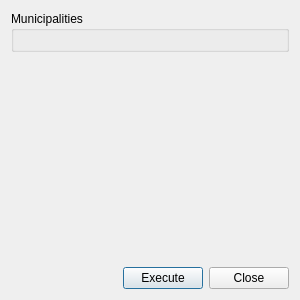
Above: core/ui/admin/admin_import_osm.ui from Giswater/giswater_qgis_plugin before the change. Below: the same form after it.
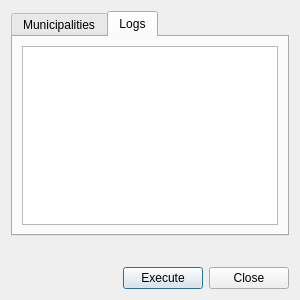
That is the form after the change. The open tabs and pages were chosen to show the change.

Commit message: feat(import_osm): add tab_log, check project type and improve expl_id setter

```diff
--- a/core/ui/admin/admin_import_osm.ui
+++ b/core/ui/admin/admin_import_osm.ui
@@ -21,15 +21,41 @@
   </property>
   <layout class="QVBoxLayout" name="verticalLayout">
    <item>
-    <widget class="QGroupBox" name="grp_checkbox">
-     <property name="title">
-      <string>Municipalities</string>
+    <widget class="QTabWidget" name="mainTab">
+     <property name="currentIndex">
+      <number>0</number>
      </property>
-     <layout class="QGridLayout" name="gridLayout_2">
-      <item row="0" column="0">
-       <layout class="QVBoxLayout" name="verticalLayout_checkbox"/>
-      </item>
-     </layout>
+     <widget class="QWidget" name="tab_data">
+      <attribute name="title">
+       <string>Municipalities</string>
+      </attribute>
+      <layout class="QVBoxLayout" name="verticalLayout_2">
+       <item>
+        <layout class="QVBoxLayout" name="lyt_data_1"/>
+       </item>
+      </layout>
+     </widget>
+     <widget class="QWidget" name="tab_log">
+      <attribute name="title">
+       <string>Logs</string>
+      </attribute>
+      <layout class="QGridLayout" name="gridLayout">
+       <item row="0" column="0">
+        <layout class="QGridLayout" name="lyt_log_1">
+         <property name="spacing">
+          <number>0</number>
+         </property>
+         <item row="0" column="0">
+          <widget class="QTextEdit" name="tab_log_txt_infolog">
+           <property name="readOnly">
+            <bool>true</bool>
+           </property>
+          </widget>
+         </item>
+        </layout>
+       </item>
+      </layout>
+     </widget>
     </widget>
    </item>
    <item>
```
Left out of the diff: 4 changed lines with no effect on the pictures. The commit also changes 1 other file.
